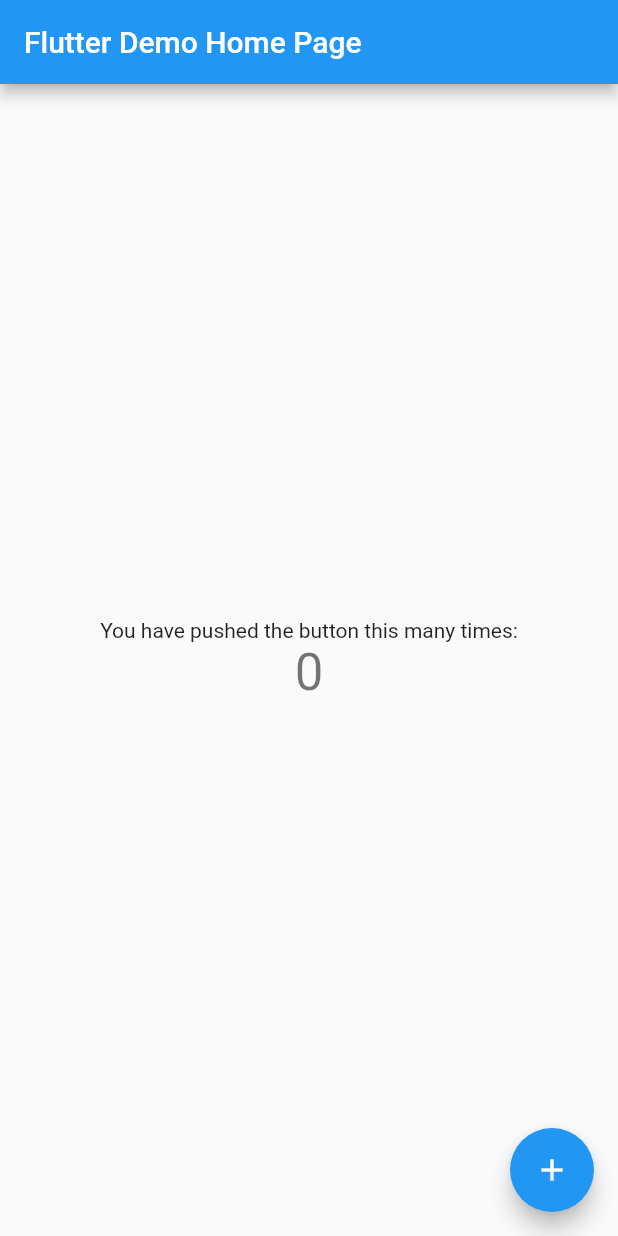
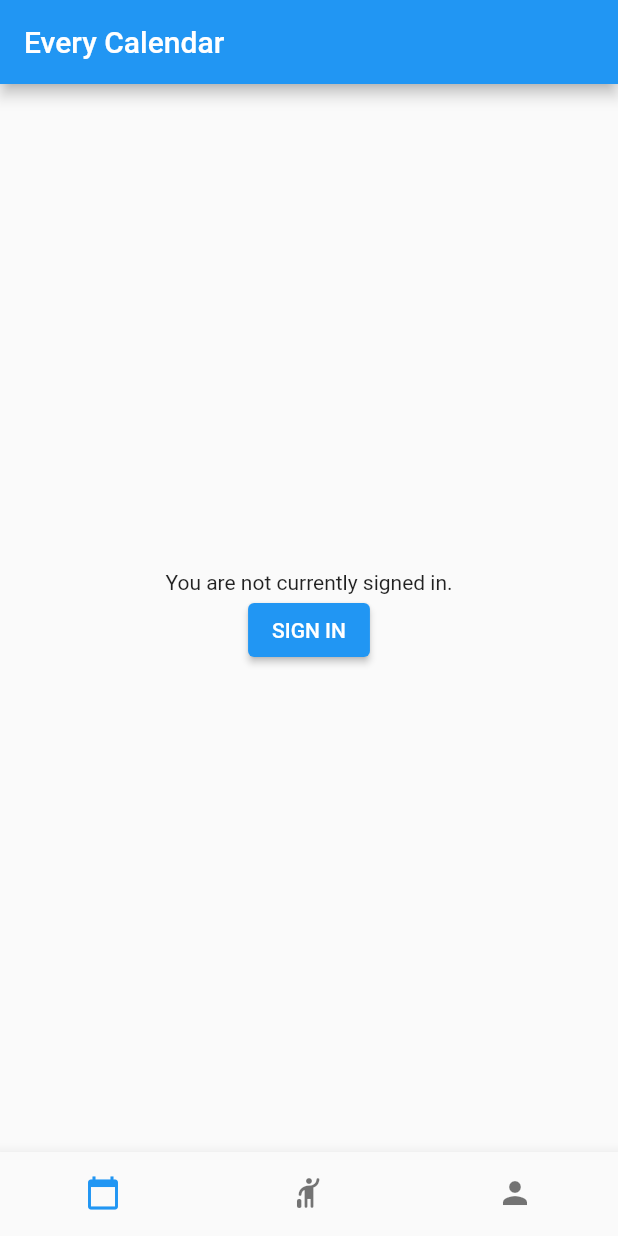
Before and after one commit to lorespaul/every_calendar, a Flutter app: the screen it shows after launch, on a phone screen of 412 x 824 dp. Run offline on Flutter 3.47's test engine with Material 2 defaults, Android fonts, the phone set to English and light mode, and no system bars; our stand-ins replace google_sign_in; missing offline and left inert: googleapis.

Commit message:
test google sign in

```diff
--- a/lib/main.dart
+++ b/lib/main.dart
@@ -1,3 +1,5 @@
+import 'package:every_calendar/widgets/calendar.dart';
+import 'package:every_calendar/widgets/login.dart';
 import 'package:flutter/material.dart';
 
 void main() {
@@ -24,92 +26,62 @@
         // is not restarted.
         primarySwatch: Colors.blue,
       ),
-      home: const MyHomePage(title: 'Flutter Demo Home Page'),
+      home: const HomePage(title: 'Every Calendar'),
     );
   }
 }
 
-class MyHomePage extends StatefulWidget {
-  const MyHomePage({Key? key, required this.title}) : super(key: key);
-
-  // This widget is the home page of your application. It is stateful, meaning
-  // that it has a State object (defined below) that contains fields that affect
-  // how it looks.
-
-  // This class is the configuration for the state. It holds the values (in this
-  // case the title) provided by the parent (in this case the App widget) and
-  // used by the build method of the State. Fields in a Widget subclass are
-  // always marked "final".
+class HomePage extends StatefulWidget {
+  const HomePage({Key? key, required this.title}) : super(key: key);
 
   final String title;
 
   @override
-  State<MyHomePage> createState() => _MyHomePageState();
+  State<HomePage> createState() => _HomePageState();
 }
 
-class _MyHomePageState extends State<MyHomePage> {
-  int _counter = 0;
-
-  void _incrementCounter() {
-    setState(() {
-      // This call to setState tells the Flutter framework that something has
-      // changed in this State, which causes it to rerun the build method below
-      // so that the display can reflect the updated values. If we changed
-      // _counter without calling setState(), then the build method would not be
-      // called again, and so nothing would appear to happen.
-      _counter++;
-    });
-  }
+class _HomePageState extends State<HomePage> {
+  int _currentIndex = 0;
+  final List<Widget> _children = [
+    const Login(),
+    const Calendar(),
+    const Text("Page 3"),
+  ];
 
   @override
   Widget build(BuildContext context) {
-    // This method is rerun every time setState is called, for instance as done
-    // by the _incrementCounter method above.
-    //
-    // The Flutter framework has been optimized to make rerunning build methods
-    // fast, so that you can just rebuild anything that needs updating rather
-    // than having to individually change instances of widgets.
     return Scaffold(
       appBar: AppBar(
-        // Here we take the value from the MyHomePage object that was created by
-        // the App.build method, and use it to set our appbar title.
         title: Text(widget.title),
       ),
       body: Center(
-        // Center is a layout widget. It takes a single child and positions it
-        // in the middle of the parent.
         child: Column(
-          // Column is also a layout widget. It takes a list of children and
-          // arranges them vertically. By default, it sizes itself to fit its
-          // children horizontally, and tries to be as tall as its parent.
-          //
-          // Invoke "debug painting" (press "p" in the console, choose the
-          // "Toggle Debug Paint" action from the Flutter Inspector in Android
-          // Studio, or the "Toggle Debug Paint" command in Visual Studio Code)
-          // to see the wireframe for each widget.
-          //
-          // Column has various properties to control how it sizes itself and
-          // how it positions its children. Here we use mainAxisAlignment to
-          // center the children vertically; the main axis here is the vertical
-          // axis because Columns are vertical (the cross axis would be
-          // horizontal).
           mainAxisAlignment: MainAxisAlignment.center,
-          children: <Widget>[
-            const Text(
-              'You have pushed the button this many times:',
-            ),
-            Text(
-              '$_counter',
-              style: Theme.of(context).textTheme.headline4,
-            ),
-          ],
+          children: [_children[_currentIndex]],
         ),
       ),
-      floatingActionButton: FloatingActionButton(
-        onPressed: _incrementCounter,
-        tooltip: 'Increment',
-        child: const Icon(Icons.add),
-      ), // This trailing comma makes auto-formatting nicer for build methods.
+      bottomNavigationBar: BottomNavigationBar(
+        onTap: (int index) => setState(() {
+          _currentIndex = index;
+        }),
+        currentIndex: _currentIndex,
+        showSelectedLabels: false,
+        showUnselectedLabels: false,
+        items: const [
+          BottomNavigationBarItem(
+            icon: Icon(Icons.calendar_today),
+            label: "Calendar",
+          ),
+          BottomNavigationBarItem(
+            icon: Icon(Icons.hail_rounded),
+            label: "Collaborators",
+          ),
+          BottomNavigationBarItem(
+            icon: Icon(Icons.person),
+            label: "Contacts",
+          )
+        ],
+      ),
     );
   }
 }
--- /dev/null
+++ b/lib/services/calendar-service.dart
@@ -0,0 +1 @@
+class CalendarService {}
--- /dev/null
+++ b/lib/widgets/calendar.dart
@@ -0,0 +1,15 @@
+import 'package:flutter/cupertino.dart';
+
+class Calendar extends StatefulWidget {
+  const Calendar({Key? key}) : super(key: key);
+
+  @override
+  State<StatefulWidget> createState() => _CalendarState();
+}
+
+class _CalendarState extends State<Calendar> {
+  @override
+  Widget build(BuildContext context) {
+    return const Text("Calendar");
+  }
+}
--- /dev/null
+++ b/lib/widgets/login.dart
@@ -0,0 +1,104 @@
+import 'dart:io';
+import 'package:flutter/foundation.dart' show kIsWeb;
+
+import 'package:flutter/cupertino.dart';
+import 'package:flutter/material.dart';
+import 'package:google_sign_in/google_sign_in.dart';
+import 'package:googleapis/calendar/v3.dart';
+
+import 'dart:developer' as developer;
+
+class Login extends StatefulWidget {
+  const Login({Key? key}) : super(key: key);
+
+  @override
+  State<StatefulWidget> createState() => _LoginState();
+}
+
+class _LoginState extends State<Login> {
+  GoogleSignIn? _googleSignIn;
+
+  GoogleSignInAccount? _currentUser;
+  // String _contactText = '';
+
+  void initPlatform() {
+    String? clientId;
+    if (kIsWeb) {
+      clientId =
+          '343383817775-sppv52k52ce4e7eq46fkcmk0edn499fr.apps.googleusercontent.com';
+    } else if (Platform.isWindows || Platform.isMacOS || Platform.isLinux) {
+      clientId =
+          '343383817775-jjseikjhc3k1tp534kj5udi04gn871ak.apps.googleusercontent.com';
+    }
+    _googleSignIn = GoogleSignIn(
+      scopes: <String>[CalendarApi.calendarScope],
+      clientId: clientId,
+    );
+  }
+
+  @override
+  void initState() {
+    super.initState();
+    initPlatform();
+    _googleSignIn!.onCurrentUserChanged.listen((GoogleSignInAccount? account) {
+      setState(() {
+        _currentUser = account;
+      });
+      if (_currentUser != null) {
+        developer.log("logged in!");
+        // _handleGetContact(_currentUser!);
+      }
+    });
+    _googleSignIn!.signInSilently();
+  }
+
+  @override
+  Widget build(BuildContext context) {
+    GoogleSignInAccount? user = _currentUser;
+    if (user != null) {
+      return Column(
+        mainAxisAlignment: MainAxisAlignment.spaceAround,
+        children: <Widget>[
+          ListTile(
+            leading: GoogleUserCircleAvatar(
+              identity: user,
+            ),
+            title: Text(user.displayName ?? ''),
+            subtitle: Text(user.email),
+          ),
+          const Text("Signed in successfully."),
+          const Text(""),
+          ElevatedButton(
+            child: const Text('SIGN OUT'),
+            onPressed: _handleSignOut,
+          ),
+          // ElevatedButton(
+          //   child: const Text('REFRESH'),
+          //   onPressed: () => _handleGetContact(user),
+          // ),
+        ],
+      );
+    } else {
+      return Column(
+        mainAxisAlignment: MainAxisAlignment.spaceAround,
+        children: <Widget>[
+          const Text("You are not currently signed in."),
+          ElevatedButton(
+            child: const Text('SIGN IN'),
+            onPressed: _handleSignIn,
+          ),
+        ],
+      );
+    }
+  }
+
+  Future<void> _handleSignIn() async {
+    try {
+      await _googleSignIn!.signIn();
+    } catch (error) {
+      developer.log(error.toString());
+    }
+  }
+
+  Future<void> _handleSignOut() => _googleSignIn!.disconnect();
+}
--- a/pubspec.yaml
+++ b/pubspec.yaml
@@ -34,6 +34,8 @@
   # The following adds the Cupertino Icons font to your application.
   # Use with the CupertinoIcons class for iOS style icons.
   cupertino_icons: ^1.0.2
+  googleapis: ^3.0.0
+  google_sign_in: ^5.0.4
 
 dev_dependencies:
   flutter_test:
```
Also changed, not shown: pubspec.lock.
